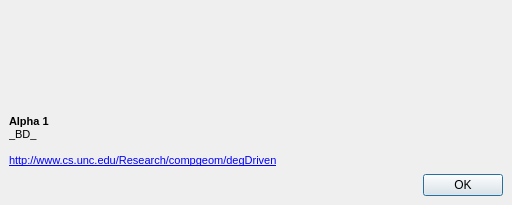
Qt form rationalcad/forms/dialog_about.ui (freemancw/rationalcad) before a commit.
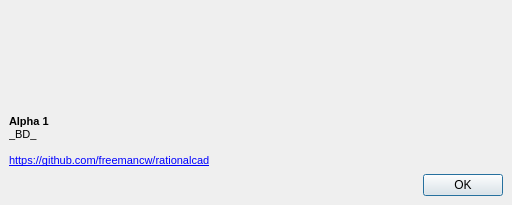
The same form after that commit. Icons and pictures are not drawn.

Patch:
```diff
--- a/rationalcad/forms/dialog_about.ui
+++ b/rationalcad/forms/dialog_about.ui
@@ -101,7 +101,7 @@
 &lt;p style=&quot; margin-top:0px; margin-bottom:0px; margin-left:0px; margin-right:0px; -qt-block-indent:0; text-indent:0px;&quot;&gt;&lt;span style=&quot; font-weight:600;&quot;&gt;Alpha 1&lt;/span&gt;&lt;/p&gt;
 &lt;p style=&quot; margin-top:0px; margin-bottom:0px; margin-left:0px; margin-right:0px; -qt-block-indent:0; text-indent:0px;&quot;&gt;_BD_&lt;/p&gt;
 &lt;p style=&quot;-qt-paragraph-type:empty; margin-top:0px; margin-bottom:0px; margin-left:0px; margin-right:0px; -qt-block-indent:0; text-indent:0px;&quot;&gt;&lt;br /&gt;&lt;/p&gt;
-&lt;p style=&quot; margin-top:0px; margin-bottom:0px; margin-left:0px; margin-right:0px; -qt-block-indent:0; text-indent:0px;&quot;&gt;&lt;a href=&quot;http://www.cs.unc.edu/Research/compgeom/degDriven&quot;&gt;&lt;span style=&quot; text-decoration: underline; color:#0000ff;&quot;&gt;http://www.cs.unc.edu/Research/compgeom/degDriven&lt;/span&gt;&lt;/a&gt;&lt;/p&gt;&lt;/body&gt;&lt;/html&gt;</string>
+&lt;p style=&quot; margin-top:0px; margin-bottom:0px; margin-left:0px; margin-right:0px; -qt-block-indent:0; text-indent:0px;&quot;&gt;&lt;a href=&quot;https://github.com/freemancw/rationalcad&quot;&gt;&lt;span style=&quot; text-decoration: underline; color:#0000ff;&quot;&gt;https://github.com/freemancw/rationalcad&lt;/span&gt;&lt;/a&gt; &lt;/p&gt;&lt;/body&gt;&lt;/html&gt;</string>
        </property>
        <property name="textFormat">
         <enum>Qt::RichText</enum>
```
Left out of the diff: 4 changed lines with no effect on the pictures.
